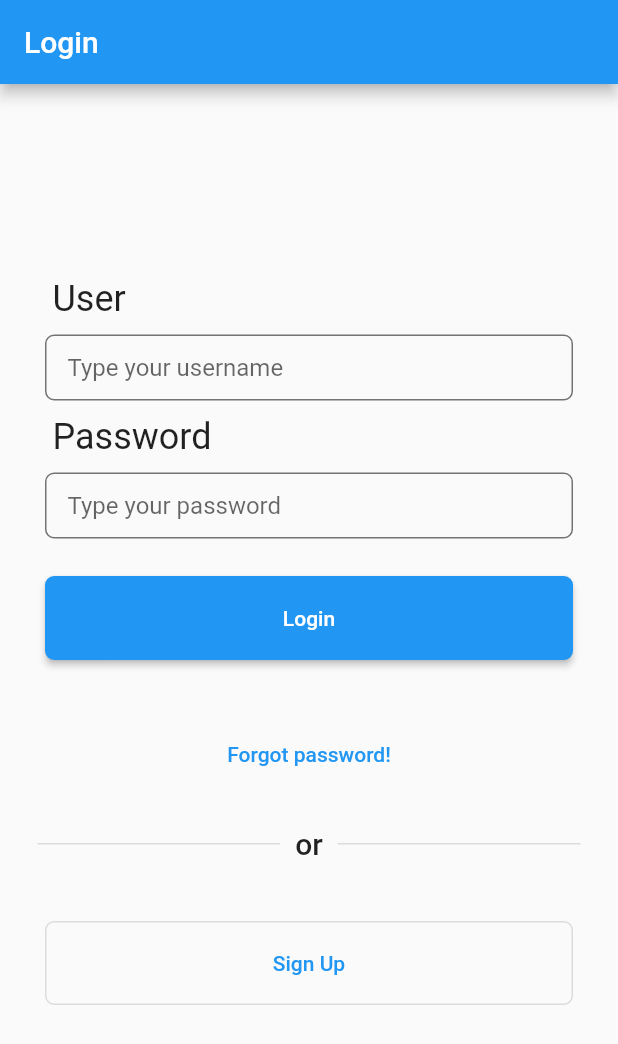
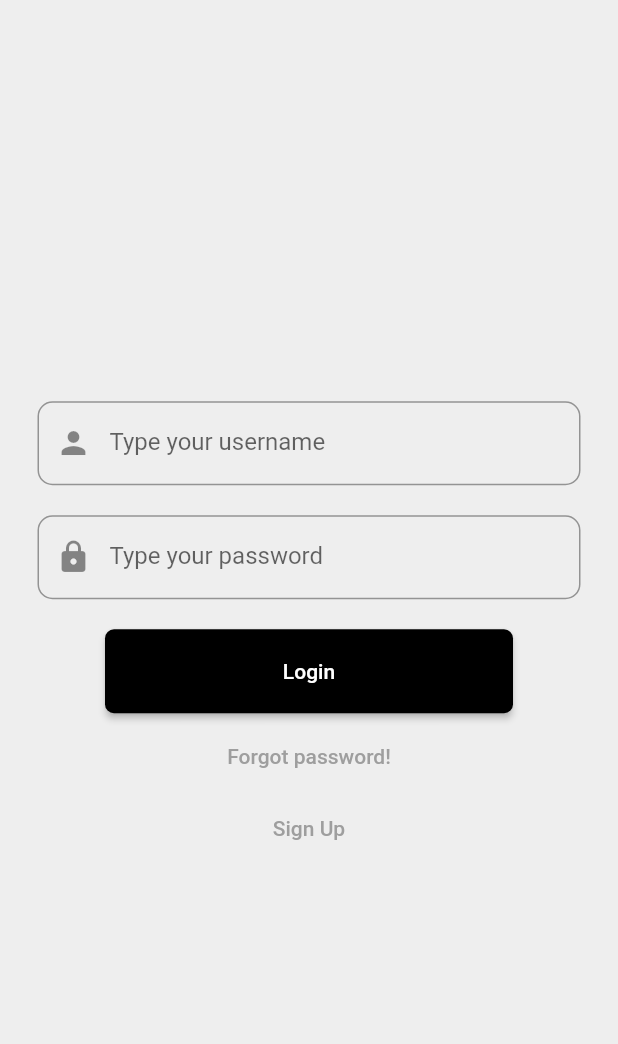
Before and after one commit to Tercilio/fake-news-flutter, a Flutter app: the screen it shows after launch, on a phone screen of 412 x 824 dp. Shown: the top 1044 px of the screen. Run offline on Flutter 3.47's test engine with Material 2 defaults, Android fonts, the phone set to English and light mode, and no system bars; our stand-ins replace dio, flutter_mobx, flutter_modular, localization, mask_text_input_formatter, mobx; generated files the repository leaves out were written again; project files that could hold a hidden picture were left out.

Commit message:
Estilização da tela de login

```diff
--- a/lib/src/features/auth/presentation/view/page/login_page.dart
+++ b/lib/src/features/auth/presentation/view/page/login_page.dart
@@ -24,34 +24,58 @@ class _LoginPageState extends ModularState<LoginPage, LoginViewModel> {
         visible: store.isLoading,
       );
 
-  Widget get _username => widget.createFormField(
-        title: 'username'.i18n(),
-        theme: _theme,
-        keyboardType: TextInputType.emailAddress,
-        textInputAction: TextInputAction.next,
-        hint: 'username_hint'.i18n(),
-        enabled: !store.isLoading,
-        errorText: store.error.username,
-        onChange: (value) => store.username = value,
+  Widget get _username => Container(
+        margin: const EdgeInsets.fromLTRB(25, 15, 25, 5),
+        width: double.infinity,
+        height: 56,
+        child: TextFormField(
+          keyboardType: TextInputType.emailAddress,
+          textInputAction: TextInputAction.next,
+          decoration: InputDecoration(
+            errorText: store.error.username,
+            hintText: 'username_hint'.i18n(),
+            prefixIcon: const Icon(Icons.person),
+            contentPadding: const EdgeInsets.all(20),
+            border: OutlineInputBorder(
+              borderSide: const BorderSide(color: Colors.black, width: 4.0),
+              borderRadius: BorderRadius.circular(10),
+            ),
+          ),
+          enabled: !store.isLoading,
+          onChanged: (value) => store.username = value,
+        ),
       );
 
-  Widget get _password => widget.createFormField(
-        title: 'password'.i18n(),
-        theme: _theme,
-        keyboardType: TextInputType.text,
-        obscureText: true,
-        hint: 'password_hint'.i18n(),
-        enabled: !store.isLoading,
-        errorText: store.error.password,
-        onChange: (value) => store.password = value,
+  Widget get _password => Container(
+        margin: const EdgeInsets.fromLTRB(25, 15, 25, 5),
+        width: double.infinity,
+        height: 56,
+        child: TextFormField(
+          obscureText: true,
+          textInputAction: TextInputAction.next,
+          keyboardType: TextInputType.text,
+          decoration: InputDecoration(
+            errorText: store.error.password,
+            hintText: 'password_hint'.i18n(),
+            contentPadding: const EdgeInsets.all(20),
+            prefixIcon: const Icon(Icons.lock_rounded),
+            border: OutlineInputBorder(
+              borderSide: const BorderSide(color: Colors.black, width: 4.0),
+              borderRadius: BorderRadius.circular(10),
+            ),
+          ),
+          enabled: !store.isLoading,
+          onChanged: (value) => store.password = value,
+        ),
       );
 
   Widget get _loginButton => Container(
-        margin: const EdgeInsets.fromLTRB(30, 15, 30, 5),
+        height: 56,
         width: double.infinity,
-        height: 56,
+        margin: const EdgeInsets.fromLTRB(70, 15, 70, 5),
         child: ElevatedButton(
           style: ButtonStyle(
+            backgroundColor: MaterialStateProperty.all<Color>(Colors.black),
             shape: MaterialStateProperty.all<RoundedRectangleBorder>(
               RoundedRectangleBorder(
                 borderRadius: BorderRadius.circular(6),
@@ -63,57 +87,36 @@ class _LoginPageState extends ModularState<LoginPage, LoginViewModel> {
         ),
       );
 
-  Widget get _forgotPasswordButton => Container(
-        margin: const EdgeInsets.fromLTRB(30, 30, 30, 20),
+  Widget get _forgotPassword => Container(
         width: double.infinity,
-        height: 56,
+        margin: const EdgeInsets.fromLTRB(30, 0, 30, 0),
         child: TextButton(
-          style: TextButton.styleFrom(splashFactory: NoSplash.splashFactory),
-          onPressed: store.isLoading ? null : () {},
+          style: TextButton.styleFrom(
+              splashFactory: NoSplash.splashFactory, primary: Colors.grey),
+          onPressed: store.isLoading
+              ? null
+              : () {
+                  Navigator.pop(context);
+                  Modular.to.pushNamed('/forgotpassword');
+                },
           child: Text('forgot_password'.i18n()),
         ),
       );
 
   Widget get _signUp => Container(
-        margin: const EdgeInsets.fromLTRB(30, 40, 30, 30),
-        height: 56,
         width: double.infinity,
-        child: OutlinedButton(
-          style: ButtonStyle(
-            shape: MaterialStateProperty.all<RoundedRectangleBorder>(
-              RoundedRectangleBorder(
-                borderRadius: BorderRadius.circular(6),
-              ),
-            ),
-          ),
+        margin: const EdgeInsets.fromLTRB(30, 0, 30, 0),
+        child: TextButton(
+          style: TextButton.styleFrom(
+              splashFactory: NoSplash.splashFactory, primary: Colors.grey),
           onPressed: store.isLoading
               ? null
               : () {
                   Navigator.pop(context);
-                  Modular.to.pushNamed('/signup/');
+                  Modular.to.pushNamed('/signup');
                 },
           child: Text('signup'.i18n()),
         ),
-      );
-
-  Widget get _divider => Row(
-        mainAxisAlignment: MainAxisAlignment.center,
-        mainAxisSize: MainAxisSize.max,
-        children: [
-          const Expanded(
-              child: Divider(thickness: 1, indent: 25, endIndent: 10)),
-          Text(
-            'divider_text'.i18n(),
-            style: _theme.textTheme.headline6,
-          ),
-          const Expanded(
-            child: Divider(
-              thickness: 1,
-              indent: 10,
-              endIndent: 25,
-            ),
-          ),
-        ],
       );
 
   @override
@@ -122,7 +125,8 @@ class _LoginPageState extends ModularState<LoginPage, LoginViewModel> {
     _colors = _theme.colorScheme;
 
     return Scaffold(
-      appBar: AppBar(title: const Text('Login')),
+      // appBar: AppBar(title: const Text('Login')),
+      backgroundColor: Colors.grey[200],
       body: Center(
         child: SingleChildScrollView(
           child: Observer(builder: (_) {
@@ -137,8 +141,7 @@ class _LoginPageState extends ModularState<LoginPage, LoginViewModel> {
                   _username,
                   _password,
                   _loginButton,
-                  _forgotPasswordButton,
-                  _divider,
+                  _forgotPassword,
                   _signUp
                 ],
               ),
```
